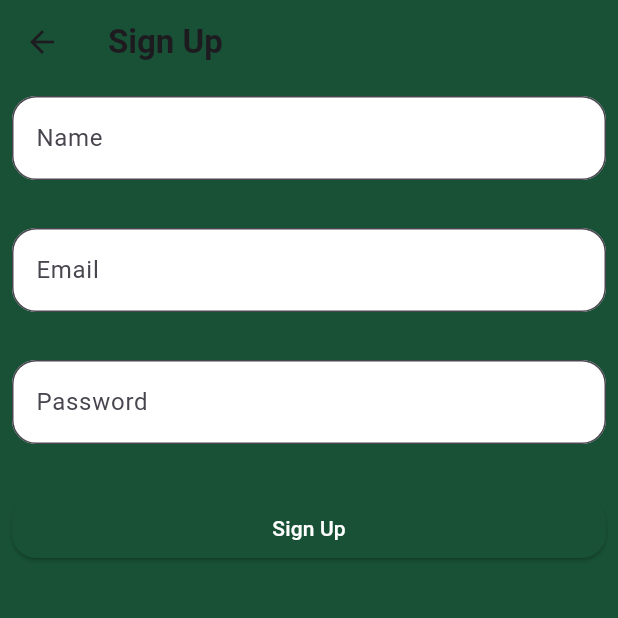
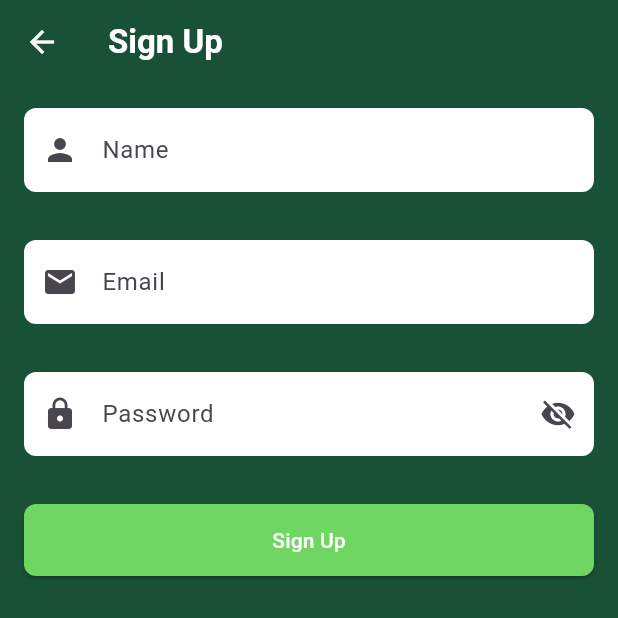
Before and after one commit to Zer0-01/Flutter-Recipe-Shot, a Flutter app: the SignupView screen opened by its route, on a phone screen of 412 x 824 dp, the top half of it. Run offline on Flutter 3.47's test engine with Material 3 defaults, Android fonts, the phone set to English and light mode, and no system bars; our stand-ins replace cloud_firestore, firebase_auth, firebase_core; accounts and stored records are empty.

Commit message:
feat: update UI for sign up view
Change UI for the textformfield and button

```diff
--- a/lib/features/signUp/view/signup_view.dart
+++ b/lib/features/signUp/view/signup_view.dart
@@ -1,6 +1,6 @@
 import 'package:flutter/material.dart';
-import 'package:flutter_recipe_shot/features/signup/view/widget/sign_up_button_widget.dart';
-import 'package:flutter_recipe_shot/features/signup/view/widget/text_form_field_widget.dart';
+import 'package:flutter_recipe_shot/features/signup/view/widget/signup_elevated_button_widget.dart';
+import 'package:flutter_recipe_shot/features/signup/view/widget/signup_text_form_field_widget.dart';
 import 'package:flutter_recipe_shot/features/signup/vm/signup_vm.dart';
 import 'package:flutter_recipe_shot/res/colors/app_colors.dart';
 import 'package:flutter_recipe_shot/res/widgets/sized_box_widget.dart';
@@ -18,6 +18,7 @@ class SignupView extends StatefulWidget {
 class _SignupViewState extends State<SignupView> {
   SignupVm vm = SignupVm();
   final GlobalKey<FormState> _formKey = GlobalKey<FormState>();
+  bool _isObscure = true;
 
   @override
   Widget build(BuildContext context) {
@@ -25,6 +26,7 @@ class _SignupViewState extends State<SignupView> {
       backgroundColor: AppColors.darkGreenColor,
       appBar: AppBar(
         backgroundColor: Colors.transparent,
+        foregroundColor: AppColors.whiteColor,
         elevation: 0.0,
         title: const TextWidget(
           data: 'Sign Up',
@@ -38,36 +40,46 @@ class _SignupViewState extends State<SignupView> {
             return Form(
               key: _formKey,
               child: Padding(
-                padding: const EdgeInsets.all(8.0),
+                padding: const EdgeInsets.all(16.0),
                 child: Column(
                   crossAxisAlignment: CrossAxisAlignment.stretch,
                   children: [
-                    TextFormFieldWidget(
-                      labelText: 'Name',
+                    SignupTextFormFieldWidget(
+                      hintText: 'Name',
                       validator: (value) =>
                           value!.isEmpty ? 'Enter a name' : null,
-                      inputController: vm.nameController,
+                      controller: vm.nameController,
+                      obscureText: false,
+                      leadingIcon: Icons.person,
                     ),
                     SizedBoxWidget.h32,
-                    TextFormFieldWidget(
-                      labelText: 'Email',
+                    SignupTextFormFieldWidget(
+                      hintText: 'Email',
                       validator: (value) =>
                           value!.isEmpty ? 'Enter an email' : null,
-                      inputController: vm.emailController,
+                      controller: vm.emailController,
+                      leadingIcon: Icons.email,
+                      obscureText: false,
                     ),
                     SizedBoxWidget.h32,
-                    TextFormFieldWidget(
-                      labelText: 'Password',
+                    SignupTextFormFieldWidget(
+                      hintText: 'Password',
                       validator: (value) => value!.length < 6
                           ? "Enter a password 6+ characters long"
                           : null,
-                      inputController: vm.passwordController,
+                      controller: vm.passwordController,
+                      leadingIcon: Icons.lock,
+                      trailingIcon:
+                          _isObscure ? Icons.visibility_off : Icons.visibility,
+                      obscureText: _isObscure,
+                      onPressed: () {
+                        setState(() {
+                          _isObscure = !_isObscure;
+                        });
+                      },
                     ),
                     SizedBoxWidget.h32,
                     SignUpButtonWidget(
-                      data: 'Sign Up',
-                      buttonBackgroundColor: AppColors.darkGreenColor,
-                      buttonForegroundColor: Colors.white,
                       onPressed: vm.isLoading
                           ? null
                           : () async {
--- a/lib/features/signUp/view/widget/sign_up_button_widget.dart
+++ /dev/null
@@ -1,29 +0,0 @@
-import 'package:flutter/material.dart';
-
-class SignUpButtonWidget extends StatelessWidget {
-  final void Function()? onPressed;
-  final String data;
-  final Color? buttonBackgroundColor;
-  final Color? buttonForegroundColor;
-  const SignUpButtonWidget(
-      {super.key,
-      this.onPressed,
-      required this.data,
-      this.buttonBackgroundColor,
-      this.buttonForegroundColor});
-
-  @override
-  Widget build(BuildContext context) {
-    return ElevatedButton(
-      onPressed: onPressed,
-      style: ElevatedButton.styleFrom(
-          backgroundColor: buttonBackgroundColor,
-          foregroundColor: buttonForegroundColor,
-          shape:
-              RoundedRectangleBorder(borderRadius: BorderRadius.circular(16))),
-      child: Text(
-        data,
-      ),
-    );
-  }
-}
--- /dev/null
+++ b/lib/features/signUp/view/widget/signup_elevated_button_widget.dart
@@ -0,0 +1,28 @@
+import 'package:flutter/material.dart';
+import 'package:flutter_recipe_shot/res/colors/app_colors.dart';
+
+class SignUpButtonWidget extends StatelessWidget {
+  final void Function()? onPressed;
+  const SignUpButtonWidget({
+    super.key,
+    this.onPressed,
+  });
+
+  @override
+  Widget build(BuildContext context) {
+    return SizedBox(
+      width: double.infinity,
+      height: 48,
+      child: ElevatedButton(
+        onPressed: onPressed,
+        style: ElevatedButton.styleFrom(
+          foregroundColor: Colors.white,
+          backgroundColor: AppColors.lightGreenColor,
+          shape: const RoundedRectangleBorder(
+              borderRadius: BorderRadius.all(Radius.circular(8.0))),
+        ),
+        child: const Text('Sign Up'),
+      ),
+    );
+  }
+}
--- /dev/null
+++ b/lib/features/signUp/view/widget/signup_text_form_field_widget.dart
@@ -0,0 +1,46 @@
+import 'package:flutter/material.dart';
+import 'package:flutter_recipe_shot/res/colors/app_colors.dart';
+
+class SignupTextFormFieldWidget extends StatelessWidget {
+  final TextEditingController controller;
+  final bool obscureText;
+  final String hintText;
+  final IconData? leadingIcon;
+  final IconData? trailingIcon;
+  final String? Function(String?)? validator;
+  final void Function()? onPressed;
+
+  const SignupTextFormFieldWidget(
+      {super.key,
+      required this.controller,
+      required this.obscureText,
+      required this.leadingIcon,
+      this.validator,
+      required this.hintText,
+      this.trailingIcon,
+      this.onPressed});
+
+  @override
+  Widget build(BuildContext context) {
+    return TextFormField(
+      controller: controller,
+      obscureText: obscureText,
+      decoration: InputDecoration(
+        hintText: hintText,
+        filled: true,
+        fillColor: AppColors.whiteColor,
+        prefixIcon: Icon(leadingIcon),
+        suffixIcon: IconButton(
+          icon: Icon(trailingIcon),
+          onPressed: onPressed,
+        ),
+        border: OutlineInputBorder(
+          borderRadius: BorderRadius.circular(8.0),
+          borderSide: BorderSide.none,
+        ),
+        errorStyle: TextStyle(color: AppColors.whiteColor),
+      ),
+      validator: validator,
+    );
+  }
+}
--- a/lib/features/signUp/view/widget/text_form_field_widget.dart
+++ /dev/null
@@ -1,23 +0,0 @@
-import 'package:flutter/material.dart';
-
-class TextFormFieldWidget extends StatelessWidget {
-  final TextEditingController? inputController;
-  final String? labelText;
-  final String? Function(String?)? validator;
-  const TextFormFieldWidget(
-      {super.key, this.inputController, this.labelText, this.validator});
-
-  @override
-  Widget build(BuildContext context) {
-    return TextFormField(
-      decoration: InputDecoration(
-        labelText: labelText,
-        border: OutlineInputBorder(borderRadius: BorderRadius.circular(16)),
-        filled: true,
-        fillColor: Colors.white,
-      ),
-      controller: inputController,
-      validator: validator,
-    );
-  }
-}
--- a/lib/res/widgets/loading_dialog_widget.dart
+++ b/lib/res/widgets/loading_dialog_widget.dart
@@ -1,19 +1,21 @@
 import 'package:flutter/material.dart';
+import 'package:flutter_recipe_shot/res/colors/app_colors.dart';
 
 class LoadingDialogWidget extends StatelessWidget {
   const LoadingDialogWidget({super.key});
 
   @override
   Widget build(BuildContext context) {
-    return const Dialog(
+    return Dialog(
       child: Padding(
-        padding: EdgeInsets.all(16.0),
+        padding: const EdgeInsets.all(16.0),
         child: Row(
           mainAxisSize: MainAxisSize.min,
+          mainAxisAlignment: MainAxisAlignment.center,
           children: [
-            CircularProgressIndicator(),
-            SizedBox(width: 16),
-            Text("Loading..."),
+            CircularProgressIndicator(color: AppColors.darkGreenColor),
+            const SizedBox(width: 16),
+            const Text("Loading..."),
           ],
         ),
       ),
```
